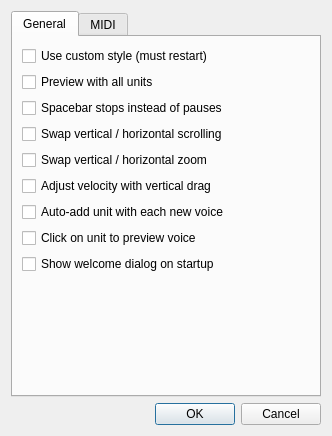
The window that src/editor/SettingsDialog.ui (yuxshao/ptcollab) describes before a commit, drawn with Qt 5.
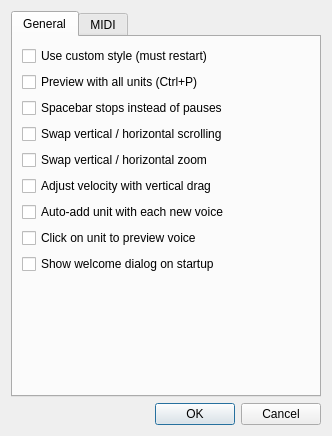
The same window after the commit.

Commit message: toggle preview with all units with ctrl+P

The edit to the form file:
```diff
--- a/src/editor/SettingsDialog.ui
+++ b/src/editor/SettingsDialog.ui
@@ -34,7 +34,7 @@
        <item>
         <widget class="QCheckBox" name="chordPreviewCheck">
          <property name="text">
-          <string>Preview with all units</string>
+          <string>Preview with all units (Ctrl+P)</string>
          </property>
         </widget>
        </item>
```
The commit also changes 3 other files.
